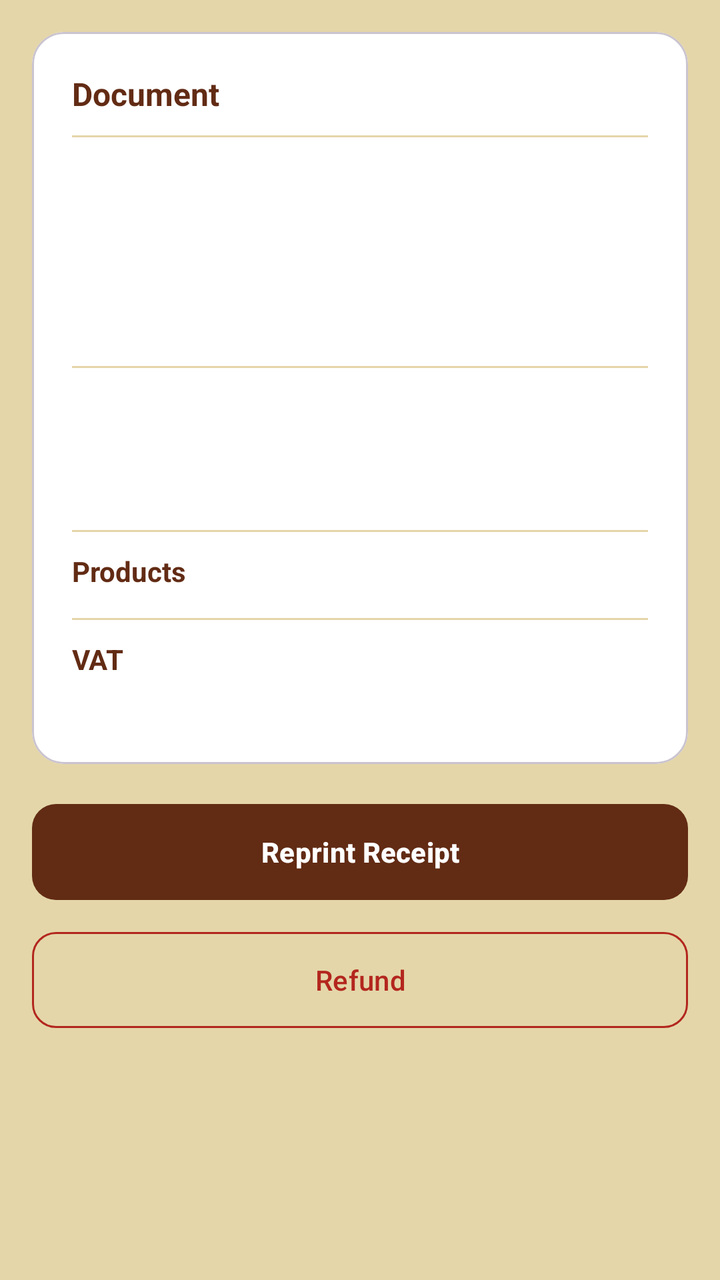
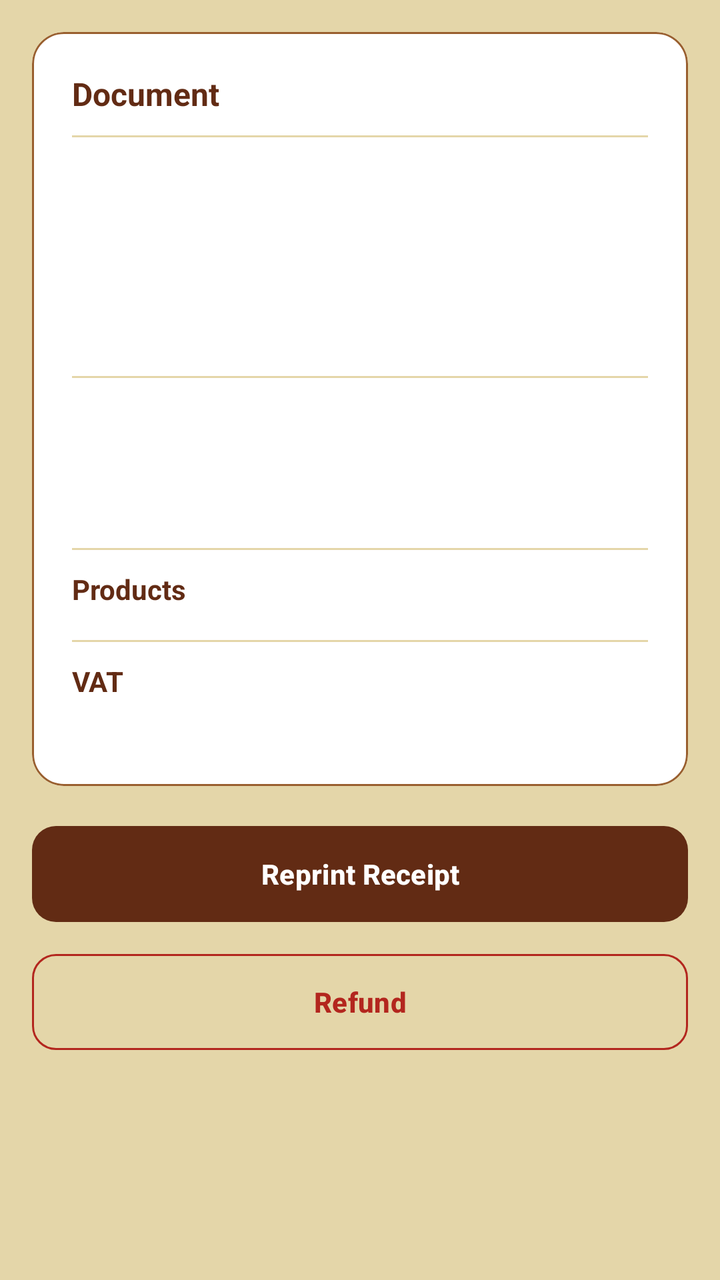

Two renders of the same Android screen: before a commit and after it. Below are the layout's source before the change and the commit's diff.
<!-- AndroidManifest.xml: application theme Theme.MyShopApp -->
<!-- res/layout/fragment_sale_detail.xml -->
<?xml version="1.0" encoding="utf-8"?>
<ScrollView
    xmlns:android="http://schemas.android.com/apk/res/android"
    xmlns:app="http://schemas.android.com/apk/res-auto"
    android:layout_width="match_parent"
    android:layout_height="match_parent"
    android:background="@color/md_background"
    android:fillViewport="true">

    <androidx.constraintlayout.widget.ConstraintLayout
        android:layout_width="match_parent"
        android:layout_height="wrap_content"
        android:padding="16dp">

        <com.google.android.material.card.MaterialCardView
            android:id="@+id/receiptCard"
            android:layout_width="match_parent"
            android:layout_height="wrap_content"
            app:cardBackgroundColor="@color/md_surface"
            app:cardCornerRadius="16dp"
            app:layout_constraintTop_toTopOf="parent">

            <LinearLayout
                android:layout_width="match_parent"
                android:layout_height="wrap_content"
                android:orientation="vertical"
                android:padding="20dp">

                <TextView
                    android:id="@+id/tvDocumentId"
                    android:layout_width="match_parent"
                    android:layout_height="wrap_content"
                    android:text="Document"
                    android:textColor="@color/md_primary"
                    android:textStyle="bold"
                    android:textSize="16sp"/>

                <View android:layout_width="match_parent" android:layout_height="1dp" android:background="@color/md_background" android:layout_marginVertical="10dp"/>

                <TextView
                    android:id="@+id/tvTotal"
                    android:layout_width="match_parent"
                    android:layout_height="wrap_content"
                    android:textSize="22sp"
                    android:textColor="@color/md_primary"
                    android:textStyle="bold"/>

                <TextView
                    android:id="@+id/tvCash"
                    android:layout_width="match_parent"
                    android:layout_height="wrap_content"
                    android:layout_marginTop="4dp"
                    android:textColor="@color/md_secondary"/>

                <TextView
                    android:id="@+id/tvCard"
                    android:layout_width="match_parent"
                    android:layout_height="wrap_content"
                    android:layout_marginTop="2dp"
                    android:textColor="@color/md_secondary"/>

                <TextView
                    android:id="@+id/tvBonus"
                    android:layout_width="match_parent"
                    android:layout_height="wrap_content"
                    android:layout_marginTop="2dp"
                    android:textColor="@color/md_secondary"/>

                <View android:layout_width="match_parent" android:layout_height="1dp" android:background="@color/md_background" android:layout_marginVertical="10dp"/>

                <TextView
                    android:id="@+id/tvCashier"
                    android:layout_width="match_parent"
                    android:layout_height="wrap_content"
                    android:textColor="@color/md_tertiary"/>

                <TextView
                    android:id="@+id/tvDate"
                    android:layout_width="match_parent"
                    android:layout_height="wrap_content"
                    android:layout_marginTop="2dp"
                    android:textColor="@color/md_tertiary"/>

                <TextView
                    android:id="@+id/tvRrn"
                    android:layout_width="match_parent"
                    android:layout_height="wrap_content"
                    android:layout_marginTop="2dp"
                    android:textColor="@color/md_tertiary"/>

                <View android:layout_width="match_parent" android:layout_height="1dp" android:background="@color/md_background" android:layout_marginVertical="10dp"/>

                <TextView
                    android:layout_width="match_parent"
                    android:layout_height="wrap_content"
                    android:text="Products"
                    android:textStyle="bold"
                    android:textColor="@color/md_primary"/>

                <androidx.recyclerview.widget.RecyclerView
                    android:id="@+id/tvItems"
                    android:layout_width="match_parent"
                    android:layout_height="wrap_content"
                    android:orientation="vertical"
                    app:layoutManager="androidx.recyclerview.widget.LinearLayoutManager"
                    android:layout_marginTop="4dp"
                    android:textColor="@color/md_on_surface"/>

                <View android:layout_width="match_parent" android:layout_height="1dp" android:background="@color/md_background" android:layout_marginVertical="10dp"/>

                <TextView
                    android:layout_width="match_parent"
                    android:layout_height="wrap_content"
                    android:text="VAT"
                    android:textStyle="bold"
                    android:textColor="@color/md_primary"/>

                <TextView
                    android:id="@+id/tvVat"
                    android:layout_width="match_parent"
                    android:layout_height="wrap_content"
                    android:layout_marginTop="4dp"
                    android:textColor="@color/md_on_surface"/>
            </LinearLayout>
        </com.google.android.material.card.MaterialCardView>

        <com.google.android.material.button.MaterialButton
            android:id="@+id/btnReprint"
            android:layout_width="match_parent"
            android:layout_height="56dp"
            android:layout_marginTop="16dp"
            android:text="Reprint Receipt"
            android:textStyle="bold"
            app:backgroundTint="@color/md_primary"
            app:cornerRadius="12dp"
            app:layout_constraintTop_toBottomOf="@id/receiptCard"/>

        <com.google.android.material.button.MaterialButton
            android:id="@+id/btnRefund"
            style="@style/Widget.Material3.Button.OutlinedButton"
            android:layout_width="match_parent"
            android:layout_height="56dp"
            android:layout_marginTop="8dp"
            android:text="Refund"
            android:textColor="?attr/colorError"
            app:strokeColor="?attr/colorError"
            app:cornerRadius="12dp"
            app:layout_constraintTop_toBottomOf="@id/btnReprint"/>

        <com.google.android.material.button.MaterialButton
            android:id="@+id/btnVoid"
            style="@style/Widget.Material3.Button.OutlinedButton"
            android:layout_width="match_parent"
            android:layout_height="56dp"
            android:layout_marginTop="8dp"
            android:text="VOID"
            android:textColor="?attr/colorError"
            app:strokeColor="?attr/colorError"
            app:cornerRadius="12dp"
            android:visibility="gone"
            app:layout_constraintTop_toBottomOf="@id/btnRefund"/>

        <ProgressBar
            android:id="@+id/progressBar"
            android:layout_width="wrap_content"
            android:layout_height="wrap_content"
            android:visibility="gone"
            android:indeterminateTint="@color/md_primary"
            app:layout_constraintTop_toTopOf="parent"
            app:layout_constraintBottom_toBottomOf="parent"
            app:layout_constraintStart_toStartOf="parent"
            app:layout_constraintEnd_toEndOf="parent"/>

    </androidx.constraintlayout.widget.ConstraintLayout>
</ScrollView>
<!-- resources referenced by this layout -->
<resources>
  <color name="md_background">#E4D6A9</color>
  <color name="md_on_surface">#622B14</color>
  <color name="md_primary">#622B14</color>
  <color name="md_secondary">#995F2F</color>
  <color name="md_surface">#FFFFFF</color>
  <color name="md_tertiary">#978F66</color>
  <style name="Theme.MyShopApp" parent="Base.Theme.MyShopApp" />
  <style name="Base.Theme.MyShopApp" parent="Theme.Material3.DayNight.NoActionBar">
          
          
      </style>
</resources>

<!-- the commit's change to res/layout/fragment_sale_detail.xml (unified diff, before → after) -->
@@ -18,6 +18,8 @@
             android:layout_height="wrap_content"
             app:cardBackgroundColor="@color/md_surface"
             app:cardCornerRadius="16dp"
+            app:strokeColor="@color/md_secondary"
+            app:strokeWidth="1dp"
             app:layout_constraintTop_toTopOf="parent">
 
             <LinearLayout
@@ -41,15 +43,14 @@
                     android:id="@+id/tvTotal"
                     android:layout_width="match_parent"
                     android:layout_height="wrap_content"
-                    android:textSize="22sp"
-                    android:textColor="@color/md_primary"
+                    android:textSize="24sp" android:textColor="@color/md_primary"
                     android:textStyle="bold"/>
 
                 <TextView
                     android:id="@+id/tvCash"
                     android:layout_width="match_parent"
                     android:layout_height="wrap_content"
-                    android:layout_marginTop="4dp"
+                    android:layout_marginTop="6dp"
                     android:textColor="@color/md_secondary"/>
 
                 <TextView
@@ -72,21 +73,21 @@
                     android:id="@+id/tvCashier"
                     android:layout_width="match_parent"
                     android:layout_height="wrap_content"
-                    android:textColor="@color/md_tertiary"/>
+                    android:textColor="@color/md_on_surface"/>
 
                 <TextView
                     android:id="@+id/tvDate"
                     android:layout_width="match_parent"
                     android:layout_height="wrap_content"
-                    android:layout_marginTop="2dp"
-                    android:textColor="@color/md_tertiary"/>
+                    android:layout_marginTop="4dp"
+                    android:textColor="@color/md_on_surface"/>
 
                 <TextView
                     android:id="@+id/tvRrn"
                     android:layout_width="match_parent"
                     android:layout_height="wrap_content"
-                    android:layout_marginTop="2dp"
-                    android:textColor="@color/md_tertiary"/>
+                    android:layout_marginTop="4dp"
+                    android:textColor="@color/md_on_surface"/>
 
                 <View android:layout_width="match_parent" android:layout_height="1dp" android:background="@color/md_background" android:layout_marginVertical="10dp"/>
 
@@ -103,8 +104,7 @@
                     android:layout_height="wrap_content"
                     android:orientation="vertical"
                     app:layoutManager="androidx.recyclerview.widget.LinearLayoutManager"
-                    android:layout_marginTop="4dp"
-                    android:textColor="@color/md_on_surface"/>
+                    android:layout_marginTop="6dp" />
 
                 <View android:layout_width="match_parent" android:layout_height="1dp" android:background="@color/md_background" android:layout_marginVertical="10dp"/>
 
@@ -130,6 +130,7 @@
             android:layout_height="56dp"
             android:layout_marginTop="16dp"
             android:text="Reprint Receipt"
+            android:textColor="@color/md_on_primary"
             android:textStyle="bold"
             app:backgroundTint="@color/md_primary"
             app:cornerRadius="12dp"
@@ -143,18 +144,20 @@
             android:layout_marginTop="8dp"
             android:text="Refund"
             android:textColor="?attr/colorError"
+            android:textStyle="bold"
             app:strokeColor="?attr/colorError"
             app:cornerRadius="12dp"
             app:layout_constraintTop_toBottomOf="@id/btnReprint"/>
 
         <com.google.android.material.button.MaterialButton
-            android:id="@+id/btnVoid"
+            android:id="@+id/btnRollback"
             style="@style/Widget.Material3.Button.OutlinedButton"
             android:layout_width="match_parent"
             android:layout_height="56dp"
             android:layout_marginTop="8dp"
-            android:text="VOID"
+            android:text="Rollback"
             android:textColor="?attr/colorError"
+            android:textStyle="bold"
             app:strokeColor="?attr/colorError"
             app:cornerRadius="12dp"
             android:visibility="gone"
<!-- resource entries referenced after the edit -->
@@ -1,11 +1,11 @@
 <!-- resources referenced by this layout -->
 <resources>
   <color name="md_background">#E4D6A9</color>
+  <color name="md_on_primary">#FFFFFF</color>
   <color name="md_on_surface">#622B14</color>
   <color name="md_primary">#622B14</color>
   <color name="md_secondary">#995F2F</color>
   <color name="md_surface">#FFFFFF</color>
-  <color name="md_tertiary">#978F66</color>
   <style name="Theme.MyShopApp" parent="Base.Theme.MyShopApp" />
   <style name="Base.Theme.MyShopApp" parent="Theme.Material3.DayNight.NoActionBar">
           
